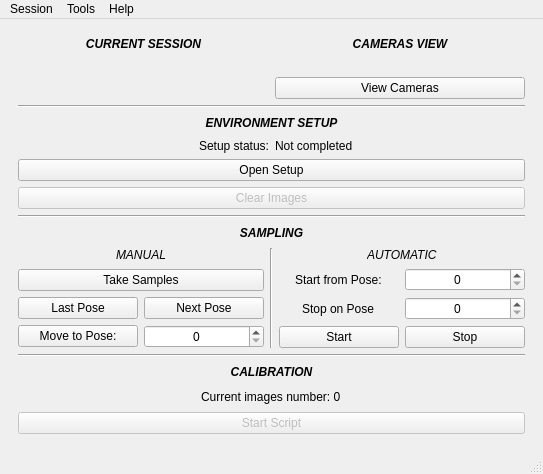
Qt form gihms_pkg/include/main_window.ui (Parelia/GIHMS) before a commit.
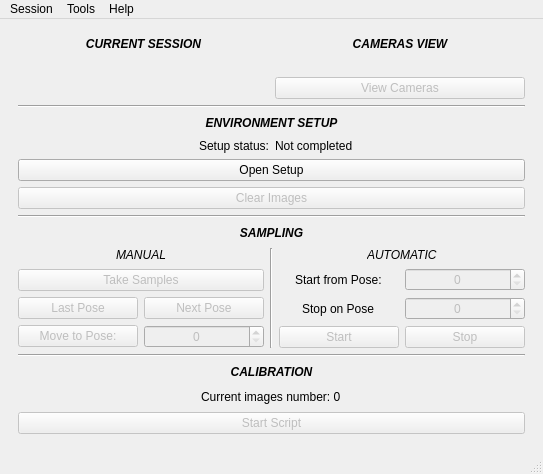
The same form after that commit. The open tabs and pages were chosen to show the change.

Diff of the .ui file:
```diff
--- a/gihms_pkg/include/main_window.ui
+++ b/gihms_pkg/include/main_window.ui
@@ -215,7 +215,7 @@
             <item>
              <widget class="QPushButton" name="camerasButton">
               <property name="enabled">
-               <bool>true</bool>
+               <bool>false</bool>
               </property>
               <property name="toolTip">
                <string>&lt;html&gt;&lt;head/&gt;&lt;body&gt;&lt;p&gt;Opens cameras widget&lt;/p&gt;&lt;/body&gt;&lt;/html&gt;</string>
@@ -313,7 +313,7 @@
             <item>
              <widget class="QPushButton" name="takeSamplesButton">
               <property name="enabled">
-               <bool>true</bool>
+               <bool>false</bool>
               </property>
               <property name="text">
                <string>Take Samples</string>
@@ -325,7 +325,7 @@
               <item>
                <widget class="QPushButton" name="lastPoseButton">
                 <property name="enabled">
-                 <bool>true</bool>
+                 <bool>false</bool>
                 </property>
                 <property name="text">
                  <string>Last Pose</string>
@@ -335,7 +335,7 @@
               <item>
                <widget class="QPushButton" name="nextPoseButton">
                 <property name="enabled">
-                 <bool>true</bool>
+                 <bool>false</bool>
                 </property>
                 <property name="text">
                  <string>Next Pose</string>
@@ -349,7 +349,7 @@
               <item>
                <widget class="QPushButton" name="moveToPoseButton">
                 <property name="enabled">
-                 <bool>true</bool>
+                 <bool>false</bool>
                 </property>
                 <property name="text">
                  <string>Move to Pose:</string>
@@ -359,7 +359,7 @@
               <item>
                <widget class="QSpinBox" name="moveToPoseSpinBox">
                 <property name="enabled">
-                 <bool>true</bool>
+                 <bool>false</bool>
                 </property>
                 <property name="alignment">
                  <set>Qt::AlignCenter</set>
@@ -398,7 +398,7 @@
               <item>
                <widget class="QSpinBox" name="startPoseSpinBox">
                 <property name="enabled">
-                 <bool>true</bool>
+                 <bool>false</bool>
                 </property>
                 <property name="alignment">
                  <set>Qt::AlignCenter</set>
@@ -419,7 +419,7 @@
               <item>
                <widget class="QSpinBox" name="stopPoseSpinBox">
                 <property name="enabled">
-                 <bool>true</bool>
+                 <bool>false</bool>
                 </property>
                 <property name="alignment">
                  <set>Qt::AlignCenter</set>
@@ -433,7 +433,7 @@
               <item>
                <widget class="QPushButton" name="autoStartButton">
                 <property name="enabled">
-                 <bool>true</bool>
+                 <bool>false</bool>
                 </property>
                 <property name="text">
                  <string>Start</string>
@@ -443,7 +443,7 @@
               <item>
                <widget class="QPushButton" name="autoStopButton">
                 <property name="enabled">
-                 <bool>true</bool>
+                 <bool>false</bool>
                 </property>
                 <property name="text">
                  <string>Stop</string>
```
Left out of the diff: 2 changed lines with no effect on the pictures.
